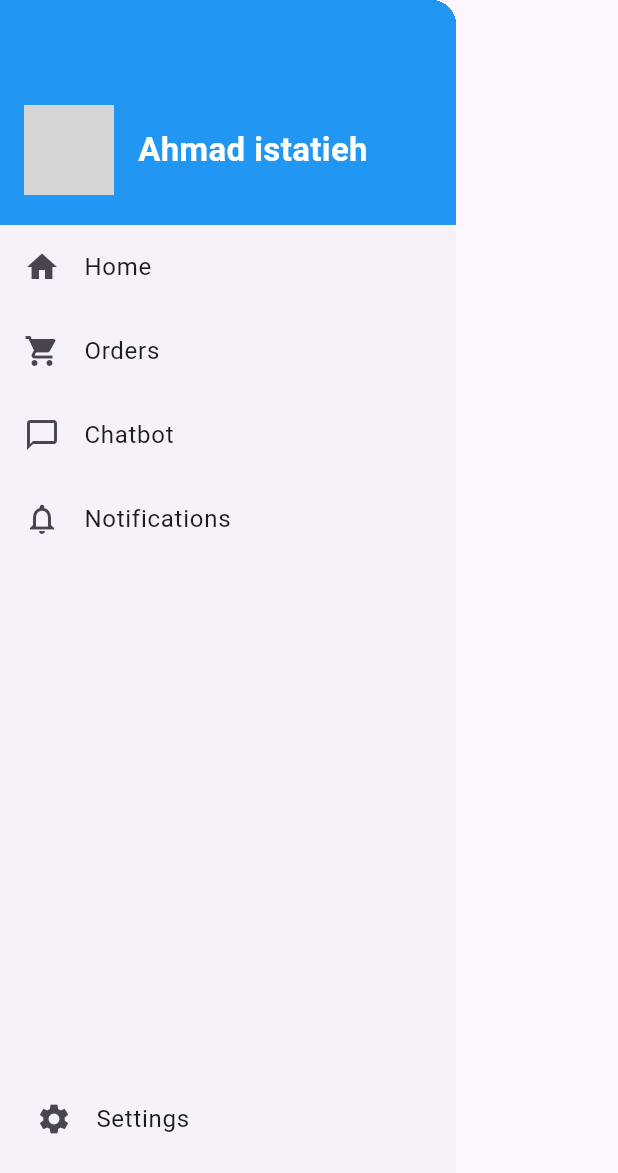
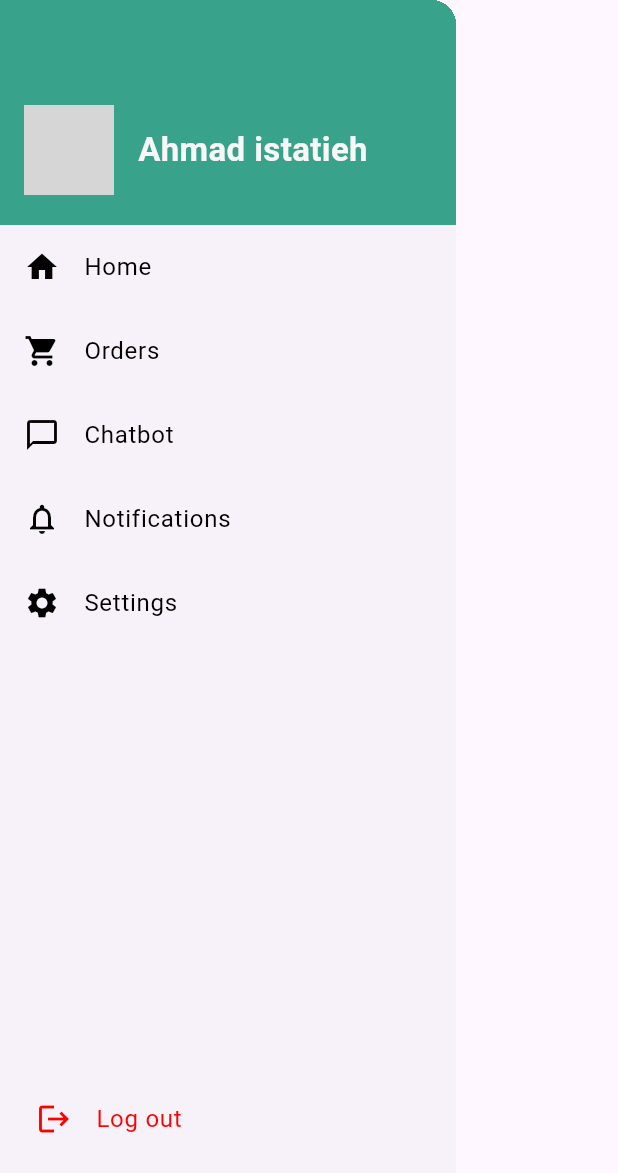
Before and after one commit to miqdadboom/ordersmanagment, a Flutter app: the AppSidebar widget shown alone on an empty page, opened directly, on a phone screen of 412 x 824 dp. Shown: the top 1173 px of the screen. Run offline on Flutter 3.47's test engine with Material 3 defaults, Android fonts, the phone set to English and light mode, and no system bars; our stand-ins replace flutter_bloc; network calls fail; grey boxes are pictures that could not be loaded.

Commit message:
the second pull

```diff
--- a/lib/constants/app_colors.dart
+++ b/lib/constants/app_colors.dart
@@ -47,4 +47,29 @@ class AppColors {
   ); // "You have 3 notifications" background
 
   static const viewAll = Color(0x80000000);
+  static const selectionFieldEdges = Color(0x809E9E9E);
+  static const categoryName = Color(0xFF000000);
+  static const cardField = Color(0xFFFFFFFF);
+  static const cardShadow = Color.fromRGBO(158, 158, 158, 0.2);
+  static const cardWithoutImage =  Color(0xFFEEEEEE);
+  static const imageNotSupported = Color(0xFF9E9E9E);
+  static const noImageText = Color(0xFF757575);
+  static const textCardBrand = Color(0xFF757575);
+  static const priceOfCard = Color(0xFF000000);
+  static const discountsOfCard = Color(0xFFF44336);
+
+  static const cloudyOfHeder = Color(0x66000000);
+  static const searchBar = Color(0xFFEEEEEE);
+  static const LogOutField = Color(0xFFFFCDD2);
+  static const LogOutText = Color(0xFFFF0000);
+  static const lougOut = Color(0xFFFF0000);
+  static const cancel = Color(0xFF000000);
+  static const cancelField = Color(0xFF9E9E9E);
+
+
+  // You can add other color constants here
+  static const secondaryColor = Color(0xFF03DAC6);
+  static const backgroundColor = Color(0xFFD3D5D7);
+  static const notSelectedItem = Color(0xFF000000);
+
 }
--- a/lib/features/products/presentation/screens/filter_products.dart
+++ b/lib/features/products/presentation/screens/filter_products.dart
@@ -86,7 +86,6 @@ class _FilterProductsScreenState extends State<FilterProductsScreen> {
                 child: Column(
                   crossAxisAlignment: CrossAxisAlignment.start,
                   children: [
-
                     const SizedBox(height: 12),
                     const SearchBarWidget(),
                     const SizedBox(height: 20),
--- a/lib/features/products/presentation/widgets/brand_and_sort_dropdowns.dart
+++ b/lib/features/products/presentation/widgets/brand_and_sort_dropdowns.dart
@@ -1,4 +1,5 @@
 import 'package:flutter/material.dart';
+import 'package:ordersmanagment_app/constants/app_colors.dart';
 
 class BrandAndSortDropdowns extends StatelessWidget {
   final String selectedBrand;
@@ -23,7 +24,7 @@ class BrandAndSortDropdowns extends StatelessWidget {
             height: 40,
             padding: const EdgeInsets.symmetric(horizontal: 12),
             decoration: BoxDecoration(
-              border: Border.all(color: Colors.grey),
+              border: Border.all(color: AppColors.selectionFieldEdges),
               borderRadius: BorderRadius.circular(10),
             ),
             child: DropdownButtonHideUnderline(
@@ -46,7 +47,7 @@ class BrandAndSortDropdowns extends StatelessWidget {
             height: 40,
             padding: const EdgeInsets.symmetric(horizontal: 12),
             decoration: BoxDecoration(
-              border: Border.all(color: Colors.grey),
+              border: Border.all(color: AppColors.selectionFieldEdges),
               borderRadius: BorderRadius.circular(10),
             ),
             child: DropdownButtonHideUnderline(
--- a/lib/features/products/presentation/widgets/search_bar.dart
+++ b/lib/features/products/presentation/widgets/search_bar.dart
@@ -1,4 +1,5 @@
 import 'package:flutter/material.dart';
+import 'package:ordersmanagment_app/constants/app_colors.dart';
 
 class SearchBarWidget extends StatelessWidget {
   const SearchBarWidget({super.key});
@@ -10,7 +11,7 @@ class SearchBarWidget extends StatelessWidget {
         hintText: 'Search',
         prefixIcon: const Icon(Icons.search),
         filled: true,
-        fillColor: Colors.grey[200],
+        fillColor: AppColors.searchBar,
         border: OutlineInputBorder(
           borderRadius: BorderRadius.circular(10),
           borderSide: BorderSide.none,
--- a/lib/features/products/presentation/widgets/sidebar.dart
+++ b/lib/features/products/presentation/widgets/sidebar.dart
@@ -1,4 +1,5 @@
 import 'package:flutter/material.dart';
+import 'package:ordersmanagment_app/constants/app_colors.dart';
 
 class AppSidebar extends StatelessWidget {
   const AppSidebar({super.key});
@@ -9,7 +10,7 @@ class AppSidebar extends StatelessWidget {
       child: Column(
         children: [
           Container(
-            color: Colors.blue,
+            color: AppColors.primary,
             padding: const EdgeInsets.only(
               left: 16,
               right: 16,
@@ -29,7 +30,7 @@ class AppSidebar extends StatelessWidget {
                   child: Text(
                     'Ahmad istatieh',
                     style: TextStyle(
-                      color: Colors.white,
+                      color: AppColors.background,
                       fontSize: 22,
                       fontWeight: FontWeight.bold,
                     ),
@@ -45,44 +46,124 @@ class AppSidebar extends StatelessWidget {
               padding: EdgeInsets.zero,
               children: [
                 ListTile(
-                  leading: Icon(Icons.home),
-                  title: Text('Home'),
+                  leading: Icon(Icons.home, color: AppColors.icon),
+                  title: Text('Home', style: TextStyle(color: AppColors.icon)),
                   onTap: () {
                     Navigator.pop(context);
                   },
                 ),
                 ListTile(
-                  leading: Icon(Icons.shopping_cart),
-                  title: Text('Orders'),
+                  leading: Icon(Icons.shopping_cart, color: AppColors.icon),
+                  title: Text(
+                    'Orders',
+                    style: TextStyle(color: AppColors.icon),
+                  ),
                   onTap: () {
                     Navigator.pop(context);
                   },
                 ),
                 ListTile(
-                  leading: Icon(Icons.chat_bubble_outline),
-                  title: Text('Chatbot'),
+                  leading: Icon(
+                    Icons.chat_bubble_outline,
+                    color: AppColors.icon,
+                  ),
+                  title: Text(
+                    'Chatbot',
+                    style: TextStyle(color: AppColors.icon),
+                  ),
                   onTap: () {
                     Navigator.pop(context);
                   },
                 ),
                 ListTile(
-                  leading: Icon(Icons.notifications_none),
-                  title: Text('Notifications'),
+                  leading: Icon(
+                    Icons.notifications_none,
+                    color: AppColors.icon,
+                  ),
+                  title: Text(
+                    'Notifications',
+                    style: TextStyle(color: AppColors.icon),
+                  ),
                   onTap: () {
                     Navigator.pop(context);
                   },
                 ),
-                const SizedBox(height: 20),
+                ListTile(
+                  leading: Icon(Icons.settings, color: AppColors.icon),
+                  title: Text(
+                    'Settings',
+                    style: TextStyle(color: AppColors.icon),
+                  ),
+                  onTap: () {
+                    Navigator.pop(context);
+                  },
+                ),
               ],
             ),
           ),
           Padding(
             padding: const EdgeInsets.only(bottom: 50.0, left: 8, right: 8),
             child: ListTile(
-              leading: Icon(Icons.settings),
-              title: Text('Settings'),
+              leading: const Icon(Icons.logout, color: AppColors.lougOut),
+              title: const Text(
+                'Log out',
+                style: TextStyle(color: AppColors.lougOut),
+              ),
               onTap: () {
-                Navigator.pop(context);
+                showDialog(
+                  context: context,
+                  builder:
+                      (context) => AlertDialog(
+                        title: const Text(
+                          'Confirm Logout',
+                          textAlign: TextAlign.center,
+                          style: TextStyle(fontWeight: FontWeight.bold),
+                        ),
+                        content: const Text(
+                          'Are you sure you want to log out?',
+                          textAlign: TextAlign.center,
+                        ),
+                        actionsAlignment: MainAxisAlignment.center,
+                        actions: [
+                          ElevatedButton(
+                            style: ElevatedButton.styleFrom(
+                              backgroundColor: AppColors.LogOutField,
+                              foregroundColor: AppColors.LogOutText,
+                              padding: const EdgeInsets.symmetric(
+                                horizontal: 24,
+                                vertical: 12,
+                              ),
+                              shape: RoundedRectangleBorder(
+                                borderRadius: BorderRadius.circular(8),
+                              ),
+                            ),
+                            onPressed: () {
+                              Navigator.of(context).pop();
+                              Navigator.pop(context);
+                            },
+                            child: const Text('Log out'),
+                          ),
+                          const SizedBox(width: 12),
+                          OutlinedButton(
+                            style: OutlinedButton.styleFrom(
+                              foregroundColor: AppColors.cancel,
+                              side: const BorderSide(
+                                color: AppColors.cancelField,
+                              ),
+                              padding: const EdgeInsets.symmetric(
+                                horizontal: 24,
+                                vertical: 12,
+                              ),
+                              shape: RoundedRectangleBorder(
+                                borderRadius: BorderRadius.circular(8),
+                              ),
+                            ),
+                            onPressed: () => Navigator.of(context).pop(),
+                            child: const Text('Cancel'),
+                          ),
+                        ],
+                      ),
+                );
               },
             ),
           ),
```
Also changed, not shown: lib/features/products/presentation/widgets/app_colors.dart (deleted, +0 -11 lines), lib/features/products/presentation/widgets/category.dart (+5 -11 lines), lib/features/products/presentation/widgets/makeup_type_dialog.dart (+6 -3 lines), lib/features/products/presentation/widgets/product_card.dart (+15 -11 lines), lib/features/products/presentation/widgets/promo_banner.dart (+5 -4 lines), lib/features/products/presentation/widgets/tap_bar.dart (+6 -15 lines).
